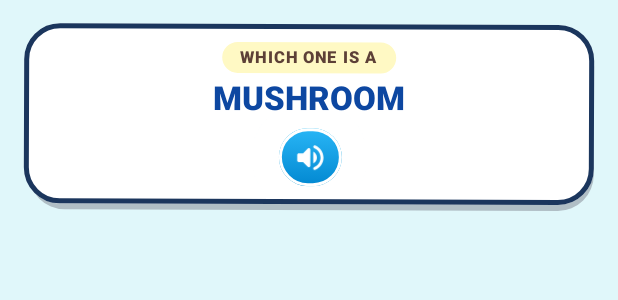
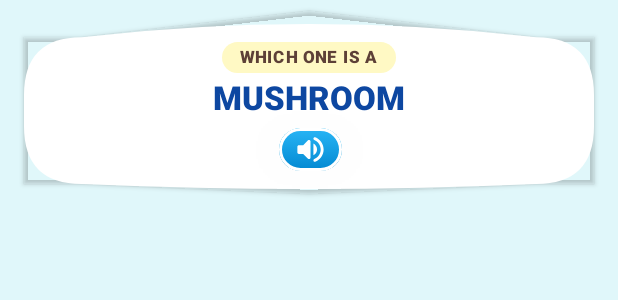
Before and after one commit to mohammad-asif-zafar/Sproutelle, an Android app built with Jetpack Compose: the @Preview function MobileLayoutNoImagePreview, on a phone screen of 412 x 824 dp. Shown: the top 300 px of the screen. Run offline under Robolectric (Android 15) with nearby library versions, the phone set to English and light mode, and no system bars.

Commit message:
curve card

```diff
--- a/shared/src/commonMain/kotlin/com/hathway/sproutelle/presentation/components/PictureQuestQuestionCard.kt
+++ b/shared/src/commonMain/kotlin/com/hathway/sproutelle/presentation/components/PictureQuestQuestionCard.kt
@@ -49,7 +49,12 @@ import androidx.compose.ui.unit.dp
 import androidx.compose.ui.unit.sp
 import com.hathway.sproutelle.domain.model.Question
 import com.hathway.sproutelle.presentation.picturequest.components.QuestionImageIllustration
-
+import androidx.compose.ui.geometry.Size
+import androidx.compose.ui.graphics.Outline
+import androidx.compose.ui.graphics.Path
+import androidx.compose.ui.graphics.Shape
+import androidx.compose.ui.unit.Density
+import androidx.compose.ui.unit.LayoutDirection
 /**
  * A highly interactive, comic-styled Question Panel layout optimized for toddlers (Ages 3+).
  * Positions the Audio Control Button below the main text to maximize horizontal layout budget
@@ -85,13 +90,13 @@ object PictureQuestQuestionCard {
 
         // Kid-centric dynamic spacing metrics - shifts heights slightly depending on image presence
         val cardHeight =
-            if (isTablet) (if (hasNoImage) 155.dp else 210.dp) else (if (hasNoImage) 120.dp else 165.dp)
+            if (isTablet) (if (hasNoImage) 155.dp else 200.dp) else (if (hasNoImage) 110.dp else 125.dp)
         val strokeWidth = if (isTablet) 4.dp else 3.dp
         val outerCornerRadius = if (isTablet) 32.dp else 24.dp
 
-        val illustrationContainerSize = if (isTablet) 96.dp else 64.dp
-        val illustrationSize = if (isTablet) 72.dp else 48.dp
-        val illustrationFontSize = if (isTablet) 48.sp else 32.sp
+        val illustrationContainerSize = if (isTablet) 90.dp else 54.dp
+        val illustrationSize = if (isTablet) 68.dp else 40.dp
+        val illustrationFontSize = if (isTablet) 48.sp else 28.sp
 
         val audioDiscSize = if (isTablet) 52.dp else 42.dp
         val bubbleHorizontalPadding = if (isTablet) 16.dp else 12.dp
@@ -110,30 +115,32 @@ object PictureQuestQuestionCard {
             else -> 22.sp
         }
 
+        // Inside PictureQuestQuestionCard:
+        val bannerShape = remember { CurvedBannerShape(cornerRadiusRatio = 0.35f, topArchFactor = 0.08f, bottomArchFactor = 0.03f) }
+
+
         Box(
-            modifier = modifier.fillMaxWidth().height(cardHeight + (if (isTablet) 6.dp else 4.dp))
-                .graphicsLayer {
-                    rotationZ = continuousRotation
-                    translationY = continuousTranslationY
-                }) {
-            // Background toy-sticker solid offset drop shadow block
-            Box(
-                modifier = Modifier.matchParentSize().padding(
-                    top = if (isTablet) 6.dp else 4.dp, start = if (isTablet) 4.dp else 3.dp
-                ).background(Color(0xFFB0BEC5), shape = RoundedCornerShape(outerCornerRadius))
-            )
-
+            modifier = Modifier.graphicsLayer {
+                rotationZ = continuousRotation
+                translationY = continuousTranslationY
+            }
+                .padding(
+                    top = if (isTablet) 6.dp else 4.dp,
+                    start = if (isTablet) 2.dp else 1.dp,
+                    end = if (isTablet) 2.dp else 1.dp
+                )
+                .background(Color(0xFFB0BEC5).copy(alpha = 0.6f), shape = bannerShape)
+        )
             // Primary Foreground Interactive Card Sheet
             Card(
-                modifier = Modifier.fillMaxWidth().height(cardHeight).border(
-                    width = strokeWidth,
-                    color = Color(0xFF1B365D),
-                    shape = RoundedCornerShape(outerCornerRadius)
-                ),
+                modifier = Modifier
+                    .fillMaxWidth()
+                    .height(cardHeight),
                 colors = CardDefaults.cardColors(containerColor = Color.White),
-                shape = RoundedCornerShape(outerCornerRadius),
-                elevation = CardDefaults.cardElevation(defaultElevation = 0.dp)
+                shape = bannerShape,
+                elevation = CardDefaults.cardElevation(defaultElevation = 2.dp)
             ) {
+
                 Row(
                     modifier = Modifier.fillMaxSize()
                         .padding(horizontal = if (isTablet) 18.dp else 14.dp, vertical = 12.dp),
@@ -220,11 +227,84 @@ object PictureQuestQuestionCard {
             }
         }
     }
-}
+
 
 private val SineGradientEaser = Easing { fraction ->
     androidx.compose.ui.util.lerp(0f, 1f, kotlin.math.sin(fraction * kotlin.math.PI.toFloat()))
 }
+
+
+
+class CurvedBannerShape(
+    private val cornerRadiusRatio: Float = 0.25f, // Controls how rounded the left/right ends are
+    private val topArchFactor: Float = 0.08f,     // Controls the upward curve of the top edge
+    private val bottomArchFactor: Float = 0.04f   // Controls the downward curve of the bottom edge
+) : Shape {
+    override fun createOutline(
+        size: Size,
+        layoutDirection: LayoutDirection,
+        density: Density
+    ): Outline {
+        val width = size.width
+        val height = size.height
+
+        val r = (minOf(width, height) * cornerRadiusRatio).coerceAtMost(height / 2f)
+        val topDip = height * topArchFactor
+        val bottomDip = height * bottomArchFactor
+
+        val path = Path().apply {
+            // Start at top-left after corner curve
+            moveTo(r, topDip)
+
+            // Top gently arching edge
+            quadraticBezierTo(
+                x1 = width / 2f, y1 = -topDip,
+                x2 = width - r, y2 = topDip
+            )
+
+            // Top-right corner
+            quadraticBezierTo(
+                x1 = width, y1 = topDip,
+                x2 = width, y2 = topDip + r
+            )
+
+            // Right side down to bottom-right corner
+            lineTo(width, height - bottomDip - r)
+
+            // Bottom-right corner
+            quadraticBezierTo(
+                x1 = width, y1 = height - bottomDip,
+                x2 = width - r, y2 = height - bottomDip
+            )
+
+            // Bottom gently arching edge
+            quadraticBezierTo(
+                x1 = width / 2f, y1 = height + bottomDip,
+                x2 = r, y2 = height - bottomDip
+            )
+
+            // Bottom-left corner
+            quadraticBezierTo(
+                x1 = 0f, y1 = height - bottomDip,
+                x2 = 0f, y2 = height - bottomDip - r
+            )
+
+            // Left side up to top-left corner
+            lineTo(0f, topDip + r)
+
+            // Top-left corner
+            quadraticBezierTo(
+                x1 = 0f, y1 = topDip,
+                x2 = r, y2 = topDip
+            )
+
+            close()
+        }
+
+        return Outline.Generic(path)
+    }
+}
+
 
 // ============================================================================
 // 📱 MOBILE STATE PREVIEWS (IMAGE PRESENT VS MISSING)
```
Also changed, not shown: shared/src/commonMain/kotlin/com/hathway/sproutelle/presentation/components/QuestHeader.kt (+2 -11 lines), shared/src/commonMain/kotlin/com/hathway/sproutelle/presentation/picturequest/PictureQuestScreen.kt (+26 -16 lines).
